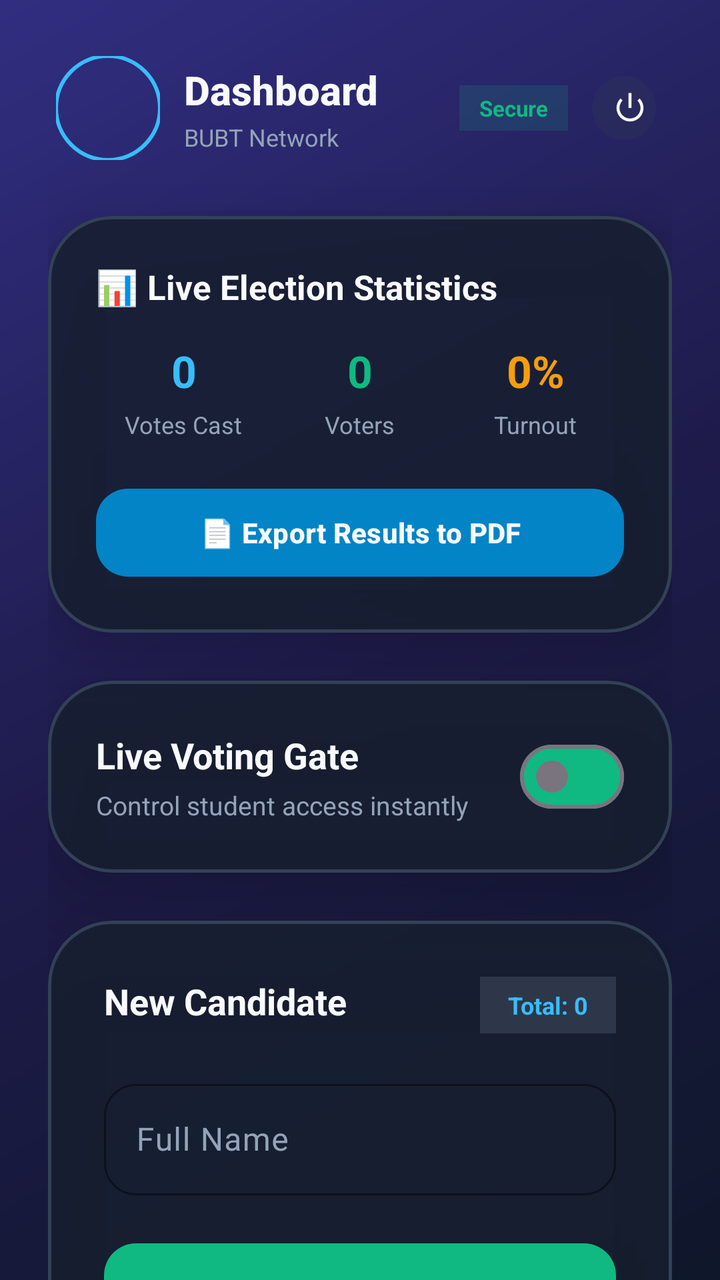
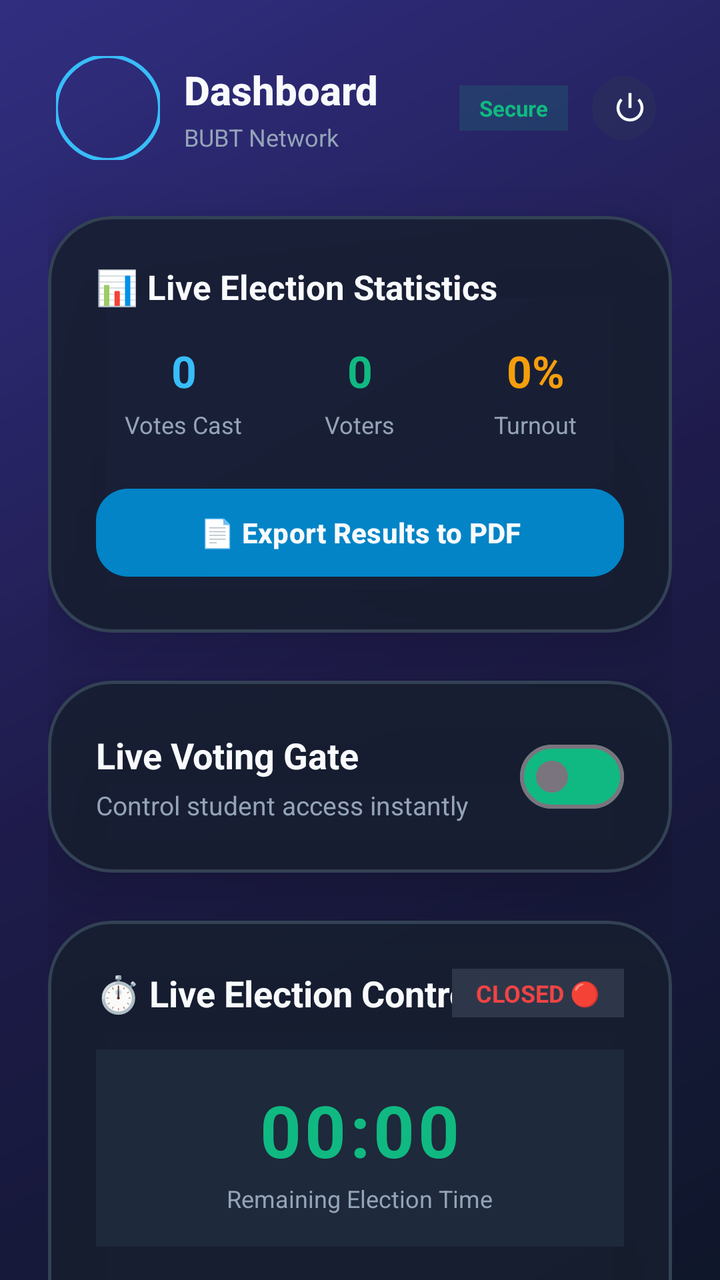

Screens rendered from an Android XML layout before and after an edit, with the pre-edit source and the edit as a unified diff.
<!-- AndroidManifest.xml: application theme Theme.CRConnect -->
<!-- res/layout/activity_teacher_dashboard.xml -->
<?xml version="1.0" encoding="utf-8"?>
<androidx.core.widget.NestedScrollView xmlns:android="http://schemas.android.com/apk/res/android"
    xmlns:app="http://schemas.android.com/apk/res-auto"
    xmlns:tools="http://schemas.android.com/tools"
    android:id="@+id/scrollViewAdmin"
    android:layout_width="match_parent"
    android:layout_height="match_parent"
    android:fillViewport="true"
    android:background="@drawable/bg_gradient">

    <LinearLayout
        android:layout_width="match_parent"
        android:layout_height="wrap_content"
        android:orientation="vertical"
        android:paddingHorizontal="24dp"
        android:paddingVertical="16dp">

        <include layout="@layout/include_header" />

        
        <com.google.android.material.card.MaterialCardView
            android:layout_width="match_parent"
            android:layout_height="wrap_content"
            app:cardCornerRadius="32dp"
            app:cardElevation="20dp"
            android:layout_marginBottom="24dp"
            app:cardBackgroundColor="#D9171F2F"
            app:strokeWidth="1.5dp"
            app:strokeColor="#334155">

            <LinearLayout
                android:layout_width="match_parent"
                android:layout_height="wrap_content"
                android:orientation="vertical"
                android:baselineAligned="false"
                android:padding="24dp">

                <TextView
                    android:layout_width="wrap_content"
                    android:layout_height="wrap_content"
                    android:text="📊 Live Election Statistics"
                    android:textSize="17sp"
                    android:textStyle="bold"
                    android:textColor="#F8FAFC"
                    android:layout_marginBottom="16dp"/>

                <LinearLayout
                    android:layout_width="match_parent"
                    android:layout_height="wrap_content"
                    android:orientation="horizontal"
                    android:baselineAligned="false"
                    android:weightSum="3">

                    <LinearLayout
                        android:layout_width="0dp"
                        android:layout_height="wrap_content"
                        android:layout_weight="1"
                        android:orientation="vertical"
                        android:gravity="center">
                        <TextView
                            android:id="@+id/tvStatTotalVotes"
                            android:layout_width="wrap_content"
                            android:layout_height="wrap_content"
                            android:text="0"
                            android:textSize="22sp"
                            android:textStyle="bold"
                            android:textColor="#38BDF8"/>
                        <TextView
                            android:layout_width="wrap_content"
                            android:layout_height="wrap_content"
                            android:text="Votes Cast"
                            android:textSize="12sp"
                            android:textColor="#94A3B8"
                            android:layout_marginTop="4dp"/>
                    </LinearLayout>

                    <LinearLayout
                        android:layout_width="0dp"
                        android:layout_height="wrap_content"
                        android:layout_weight="1"
                        android:orientation="vertical"
                        android:gravity="center">
                        <TextView
                            android:id="@+id/tvStatTotalVoters"
                            android:layout_width="wrap_content"
                            android:layout_height="wrap_content"
                            android:text="0"
                            android:textSize="22sp"
                            android:textStyle="bold"
                            android:textColor="#10B981"/>
                        <TextView
                            android:layout_width="wrap_content"
                            android:layout_height="wrap_content"
                            android:text="Voters"
                            android:textSize="12sp"
                            android:textColor="#94A3B8"
                            android:layout_marginTop="4dp"/>
                    </LinearLayout>

                    <LinearLayout
                        android:layout_width="0dp"
                        android:layout_height="wrap_content"
                        android:layout_weight="1"
                        android:orientation="vertical"
                        android:gravity="center">
                        <TextView
                            android:id="@+id/tvStatTurnout"
                            android:layout_width="wrap_content"
                            android:layout_height="wrap_content"
                            android:text="0%"
                            android:textSize="22sp"
                            android:textStyle="bold"
                            android:textColor="#F59E0B"/>
                        <TextView
                            android:layout_width="wrap_content"
                            android:layout_height="wrap_content"
                            android:text="Turnout"
                            android:textSize="12sp"
                            android:textColor="#94A3B8"
                            android:layout_marginTop="4dp"/>
                    </LinearLayout>
                </LinearLayout>

                
                <com.google.android.material.button.MaterialButton
                    android:id="@+id/btnExportPdf"
                    android:layout_width="match_parent"
                    android:layout_height="52dp"
                    android:text="📄 Export Results to PDF"
                    android:textSize="14sp"
                    android:textStyle="bold"
                    android:textColor="#F8FAFC"
                    app:backgroundTint="#0284C7"
                    app:cornerRadius="16dp"
                    android:layout_marginTop="20dp"/>
            </LinearLayout>
        </com.google.android.material.card.MaterialCardView>

        
        <com.google.android.material.card.MaterialCardView
            android:layout_width="match_parent"
            android:layout_height="wrap_content"
            app:cardCornerRadius="32dp"
            app:cardElevation="20dp"
            android:layout_marginBottom="24dp"
            app:cardBackgroundColor="#D9171F2F"
            app:strokeWidth="1.5dp"
            app:strokeColor="#334155">

            <LinearLayout
                android:layout_width="match_parent"
                android:layout_height="wrap_content"
                android:orientation="horizontal"
                android:padding="24dp"
                android:gravity="center_vertical">

                <LinearLayout
                    android:layout_width="0dp"
                    android:layout_height="wrap_content"
                    android:layout_weight="1"
                    android:orientation="vertical">

                    <TextView
                        android:layout_width="wrap_content"
                        android:layout_height="wrap_content"
                        android:text="Live Voting Gate"
                        android:textSize="18sp"
                        android:textStyle="bold"
                        android:textColor="#F8FAFC"/>
                    <TextView
                        android:layout_width="wrap_content"
                        android:layout_height="wrap_content"
                        android:text="Control student access instantly"
                        android:textSize="13sp"
                        android:textColor="#94A3B8"
                        android:layout_marginTop="4dp"/>
                </LinearLayout>

                <com.google.android.material.materialswitch.MaterialSwitch
                    android:id="@+id/switchMasterVoting"
                    android:layout_width="wrap_content"
                    android:layout_height="wrap_content"
                    app:trackTint="#10B981"/>
            </LinearLayout>
        </com.google.android.material.card.MaterialCardView>

        
        <com.google.android.material.card.MaterialCardView
            android:layout_width="match_parent"
            android:layout_height="wrap_content"
            app:cardCornerRadius="32dp"
            app:cardElevation="20dp"
            android:layout_marginBottom="24dp"
            app:cardBackgroundColor="#D9171F2F"
            app:strokeWidth="1.5dp"
            app:strokeColor="#334155">

            <LinearLayout
                android:layout_width="match_parent"
                android:layout_height="wrap_content"
                android:orientation="vertical"
                android:padding="28dp">

                <RelativeLayout
                    android:layout_width="match_parent"
                    android:layout_height="wrap_content"
                    android:layout_marginBottom="20dp">

                    <TextView
                        android:layout_width="wrap_content"
                        android:layout_height="wrap_content"
                        android:text="New Candidate"
                        android:textSize="18sp"
                        android:textStyle="bold"
                        android:textColor="#F8FAFC"/>

                    <TextView
                        android:id="@+id/tvTotalCandidates"
                        android:layout_width="wrap_content"
                        android:layout_height="wrap_content"
                        android:layout_alignParentEnd="true"
                        android:text="Total: 0"
                        android:textSize="12sp"
                        android:textStyle="bold"
                        android:textColor="#38BDF8"
                        android:background="#2E374A"
                        android:paddingHorizontal="14dp"
                        android:paddingVertical="6dp"/>
                </RelativeLayout>

                <com.google.android.material.textfield.TextInputLayout
                    android:layout_width="match_parent"
                    android:layout_height="wrap_content"
                    style="@style/Widget.Material3.TextInputLayout.OutlinedBox"
                    android:layout_marginBottom="20dp"
                    app:boxCornerRadiusTopStart="16dp" app:boxCornerRadiusTopEnd="16dp"
                    app:boxCornerRadiusBottomStart="16dp" app:boxCornerRadiusBottomEnd="16dp"
                    app:boxStrokeColor="#10B981"
                    app:hintTextColor="#64748B"
                    android:textColorHint="#94A3B8">

                    <com.google.android.material.textfield.TextInputEditText
                        android:id="@+id/etCandidateName"
                        android:layout_width="match_parent"
                        android:layout_height="wrap_content"
                        android:hint="Full Name"
                        android:textColor="#FFFFFF"/>
                </com.google.android.material.textfield.TextInputLayout>

                <com.google.android.material.button.MaterialButton
                    android:id="@+id/btnAddCandidate"
                    android:layout_width="match_parent"
                    android:layout_height="56dp"
                    android:text="Publish to Dashboard"
                    android:textStyle="bold"
                    app:backgroundTint="#10B981"
                    app:cornerRadius="16dp"/>

                <com.google.android.material.button.MaterialButton
                    android:id="@+id/btnClearName"
                    android:layout_width="match_parent"
                    android:layout_height="wrap_content"
                    android:text="Reset Input"
                    style="@style/Widget.Material3.Button.TextButton"
                    android:layout_marginTop="8dp"
                    android:textColor="#94A3B8"/>
            </LinearLayout>
        </com.google.android.material.card.MaterialCardView>

        
        <com.google.android.material.card.MaterialCardView
            android:layout_width="match_parent"
            android:layout_height="wrap_content"
            app:cardCornerRadius="32dp"
            app:cardElevation="16dp"
            app:cardBackgroundColor="#D9171F2F"
            app:strokeWidth="1.5dp"
            app:strokeColor="#334155"
            android:layout_marginBottom="28dp">

            <LinearLayout
                android:layout_width="match_parent"
                android:layout_height="wrap_content"
                android:orientation="vertical"
                android:padding="24dp">

                <TextView
                    android:layout_width="wrap_content"
                    android:layout_height="wrap_content"
                    android:text="Advanced Controls"
                    android:textSize="15sp"
                    android:textStyle="bold"
                    android:textColor="#94A3B8"
                    android:layout_marginBottom="16dp"/>

                <LinearLayout
                    android:layout_width="match_parent"
                    android:layout_height="wrap_content"
                    android:orientation="horizontal"
                    android:baselineAligned="false">

                    <com.google.android.material.button.MaterialButton
                        android:id="@+id/btnRunOff"
                        android:layout_width="0dp"
                        android:layout_height="wrap_content"
                        android:layout_weight="1"
                        android:text="Run-off"
                        android:layout_marginEnd="8dp"
                        app:backgroundTint="#8B5CF6"
                        app:cornerRadius="16dp"/>

                    <com.google.android.material.button.MaterialButton
                        android:id="@+id/btnResetVotes"
                        android:layout_width="0dp"
                        android:layout_height="wrap_content"
                        android:layout_weight="1"
                        android:text="Reset All"
                        app:backgroundTint="#EF4444"
                        app:cornerRadius="16dp"/>
                </LinearLayout>
            </LinearLayout>
        </com.google.android.material.card.MaterialCardView>

        
        <LinearLayout
            android:layout_width="match_parent"
            android:layout_height="wrap_content"
            android:orientation="vertical"
            android:paddingBottom="40dp">

            <TextView
                android:layout_width="wrap_content"
                android:layout_height="wrap_content"
                android:text="Published Candidates"
                android:textSize="18sp"
                android:textStyle="bold"
                android:textColor="#F8FAFC"
                android:layout_marginBottom="16dp"
                android:layout_marginStart="4dp"/>

            <LinearLayout
                android:id="@+id/containerAdminCandidates"
                android:layout_width="match_parent"
                android:layout_height="wrap_content"
                android:orientation="vertical"/>
        </LinearLayout>

    </LinearLayout>
</androidx.core.widget.NestedScrollView>
<!-- res/layout/include_header.xml (included above) -->
<?xml version="1.0" encoding="utf-8"?>
<LinearLayout xmlns:android="http://schemas.android.com/apk/res/android"
    xmlns:app="http://schemas.android.com/apk/res-auto"
    android:layout_width="match_parent"
    android:layout_height="wrap_content"
    android:orientation="horizontal"
    android:gravity="center_vertical"
    android:paddingVertical="12dp"
    android:paddingHorizontal="4dp"
    android:layout_marginBottom="16dp">

    <com.google.android.material.imageview.ShapeableImageView
        android:id="@+id/imgUserProfile"
        android:layout_width="52dp"
        android:layout_height="52dp"
        android:src="@drawable/ic_app_main"
        android:scaleType="centerCrop"
        app:shapeAppearanceOverlay="@style/ShapeAppearance.App.Circular"
        app:strokeWidth="2dp"
        app:strokeColor="#38BDF8"
        android:layout_marginEnd="12dp"/>

    <LinearLayout
        android:layout_width="0dp"
        android:layout_height="wrap_content"
        android:layout_weight="1"
        android:orientation="vertical">

        <TextView
            android:id="@+id/tvHeaderTitle"
            android:layout_width="wrap_content"
            android:layout_height="wrap_content"
            android:text="Dashboard"
            android:textSize="20sp"
            android:textStyle="bold"
            android:textColor="#F8FAFC"
            android:fontFamily="sans-serif-medium"/>

        <TextView
            android:id="@+id/tvHeaderSubtitle"
            android:layout_width="wrap_content"
            android:layout_height="wrap_content"
            android:text="BUBT Network"
            android:textSize="12sp"
            android:textColor="#94A3B8"
            android:layout_marginTop="2dp"
            android:singleLine="true"
            android:ellipsize="end"/>
    </LinearLayout>

    <LinearLayout
        android:layout_width="wrap_content"
        android:layout_height="wrap_content"
        android:orientation="horizontal"
        android:gravity="center_vertical">

        
        <TextView
            android:layout_width="wrap_content"
            android:layout_height="wrap_content"
            android:text="Secure"
            android:textSize="11sp"
            android:textColor="#10B981"
            android:textStyle="bold"
            android:background="#2610B981"
            android:paddingHorizontal="10dp"
            android:paddingVertical="4dp"
            android:layout_marginEnd="8dp"/>

        <com.google.android.material.button.MaterialButton
            android:id="@+id/btnLogout"
            style="@style/Widget.Material3.Button.IconButton"
            android:layout_width="40dp"
            android:layout_height="40dp"
            app:icon="@android:drawable/ic_lock_power_off"
            app:iconTint="#F8FAFC"
            app:iconSize="18dp"
            android:backgroundTint="#26334155"/>
    </LinearLayout>

</LinearLayout>
<!-- resources referenced by this layout -->
<resources>
  <!-- drawable bg_gradient (drawable) -->
  <?xml version="1.0" encoding="utf-8"?>
  <shape xmlns:android="http://schemas.android.com/apk/res/android">
      <gradient
          android:startColor="#0F172A"
          android:centerColor="#1E1B4B"
          android:endColor="#312E81"
          android:angle="135" />
  </shape>
  <!-- drawable ic_app_main: png bitmap (drawable, 915279 bytes) -->
  <style name="ShapeAppearance.App.Circular" parent="ShapeAppearance.Material3.Corner.Full">
          <item name="cornerSize">50%</item>
      </style>
  <style name="Theme.CRConnect" parent="Base.Theme.CRConnect" />
  <style name="Base.Theme.CRConnect" parent="Theme.Material3.DayNight.NoActionBar">
          <item name="colorPrimary">@color/primary</item>
          <item name="colorSecondary">@color/secondary</item>
          <item name="android:windowBackground">@color/background</item>
          <item name="colorSurface">@color/surface</item>
          <item name="colorOnSurface">@color/text_primary</item>
          <item name="colorOnSurfaceVariant">@color/text_secondary</item>
          <item name="colorError">@color/error</item>
          <item name="android:windowActivityTransitions">true</item>
      </style>
  <color name="primary">#6366F1</color>
  <color name="secondary">#06B6D4</color>
  <color name="background">#0F172A</color>
  <color name="surface">#1E293B</color>
  <color name="text_primary">#F8FAFC</color>
  <color name="text_secondary">#94A3B8</color>
  <color name="error">#EF4444</color>
</resources>

<!-- the commit's change to res/layout/activity_teacher_dashboard.xml (unified diff, before → after) -->
@@ -186,6 +186,167 @@
 
         
         <com.google.android.material.card.MaterialCardView
+            android:id="@+id/cardLiveElectionControls"
+            android:layout_width="match_parent"
+            android:layout_height="wrap_content"
+            app:cardCornerRadius="32dp"
+            app:cardElevation="20dp"
+            android:layout_marginBottom="24dp"
+            app:cardBackgroundColor="#D9171F2F"
+            app:strokeWidth="1.5dp"
+            app:strokeColor="#334155">
+
+            <LinearLayout
+                android:layout_width="match_parent"
+                android:layout_height="wrap_content"
+                android:orientation="vertical"
+                android:padding="24dp">
+
+                <RelativeLayout
+                    android:layout_width="match_parent"
+                    android:layout_height="wrap_content"
+                    android:layout_marginBottom="16dp">
+
+                    <TextView
+                        android:layout_width="wrap_content"
+                        android:layout_height="wrap_content"
+                        android:text="⏱️ Live Election Control"
+                        android:textSize="18sp"
+                        android:textStyle="bold"
+                        android:textColor="#F8FAFC"/>
+
+                    <TextView
+                        android:id="@+id/tvAdminTimerStatus"
+                        android:layout_width="wrap_content"
+                        android:layout_height="wrap_content"
+                        android:layout_alignParentEnd="true"
+                        android:text="CLOSED 🔴"
+                        android:textSize="12sp"
+                        android:textStyle="bold"
+                        android:textColor="#EF4444"
+                        android:background="#2E374A"
+                        android:paddingHorizontal="12dp"
+                        android:paddingVertical="4dp"/>
+                </RelativeLayout>
+
+                
+                <LinearLayout
+                    android:layout_width="match_parent"
+                    android:layout_height="wrap_content"
+                    android:orientation="vertical"
+                    android:gravity="center"
+                    android:background="#1E293B"
+                    android:padding="16dp"
+                    android:layout_marginBottom="16dp">
+
+                    <TextView
+                        android:id="@+id/tvAdminTimerDisplay"
+                        android:layout_width="wrap_content"
+                        android:layout_height="wrap_content"
+                        android:text="00:00"
+                        android:textSize="36sp"
+                        android:textStyle="bold"
+                        android:textColor="#10B981"
+                        android:letterSpacing="0.05"/>
+
+                    <TextView
+                        android:layout_width="wrap_content"
+                        android:layout_height="wrap_content"
+                        android:text="Remaining Election Time"
+                        android:textSize="12sp"
+                        android:textColor="#94A3B8"
+                        android:layout_marginTop="2dp"/>
+                </LinearLayout>
+
+                
+                <TextView
+                    android:layout_width="wrap_content"
+                    android:layout_height="wrap_content"
+                    android:text="Adjust Duration"
+                    android:textSize="13sp"
+                    android:textStyle="bold"
+                    android:textColor="#94A3B8"
+                    android:layout_marginBottom="8dp"/>
+
+                <LinearLayout
+                    android:layout_width="match_parent"
+                    android:layout_height="wrap_content"
+                    android:orientation="horizontal"
+                    android:weightSum="3"
+                    android:layout_marginBottom="16dp">
+
+                    <com.google.android.material.button.MaterialButton
+                        android:id="@+id/btnExtend5Min"
+                        android:layout_width="0dp"
+                        android:layout_height="wrap_content"
+                        android:layout_weight="1"
+                        android:text="+5 Min"
+                        android:textSize="12sp"
+                        android:textStyle="bold"
+                        android:layout_marginEnd="6dp"
+                        app:backgroundTint="#0284C7"
+                        app:cornerRadius="12dp"/>
+
+                    <com.google.android.material.button.MaterialButton
+                        android:id="@+id/btnExtend10Min"
+                        android:layout_width="0dp"
+                        android:layout_height="wrap_content"
+                        android:layout_weight="1"
+                        android:text="+10 Min"
+                        android:textSize="12sp"
+                        android:textStyle="bold"
+                        android:layout_marginEnd="6dp"
+                        app:backgroundTint="#0369A1"
+                        app:cornerRadius="12dp"/>
+
+                    <com.google.android.material.button.MaterialButton
+                        android:id="@+id/btnReduce5Min"
+                        android:layout_width="0dp"
+                        android:layout_height="wrap_content"
+                        android:layout_weight="1"
+                        android:text="-5 Min"
+                        android:textSize="12sp"
+                        android:textStyle="bold"
+                        app:backgroundTint="#D97706"
+                        app:cornerRadius="12dp"/>
+                </LinearLayout>
+
+                
+                <LinearLayout
+                    android:layout_width="match_parent"
+                    android:layout_height="wrap_content"
+                    android:orientation="horizontal"
+                    android:weightSum="2">
+
+                    <com.google.android.material.button.MaterialButton
+                        android:id="@+id/btnPauseResume"
+                        android:layout_width="0dp"
+                        android:layout_height="52dp"
+                        android:layout_weight="1"
+                        android:text="⏸️ Pause Voting"
+                        android:textSize="13sp"
+                        android:textStyle="bold"
+                        android:layout_marginEnd="8dp"
+                        app:backgroundTint="#F59E0B"
+                        app:cornerRadius="16dp"/>
+
+                    <com.google.android.material.button.MaterialButton
+                        android:id="@+id/btnEndVotingNow"
+                        android:layout_width="0dp"
+                        android:layout_height="52dp"
+                        android:layout_weight="1"
+                        android:text="⏹️ End Voting Now"
+                        android:textSize="13sp"
+                        android:textStyle="bold"
+                        app:backgroundTint="#EF4444"
+                        app:cornerRadius="16dp"/>
+                </LinearLayout>
+
+            </LinearLayout>
+        </com.google.android.material.card.MaterialCardView>
+
+        
+        <com.google.android.material.card.MaterialCardView
             android:layout_width="match_parent"
             android:layout_height="wrap_content"
             app:cardCornerRadius="32dp"
